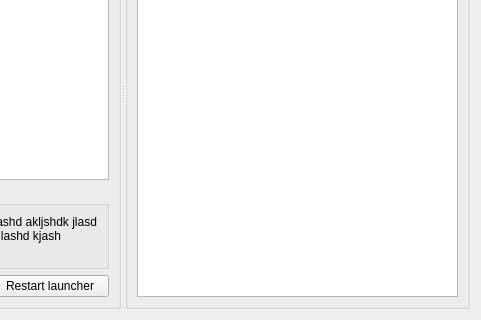
The window that obci_control/gui/obci_launcher.ui (BrainTech/openbci) describes before a commit, drawn with Qt 5; both pictures show x 280 to 761 and y 135 to 455 of the 761 by 455 pixel window.
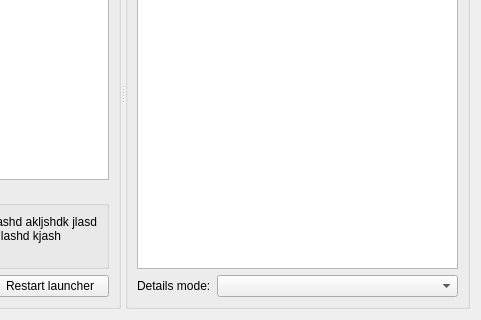
The same window after the commit.

Commit message: Launcher GUI - basic and advanced parameters display mode

What changed in the file:
```diff
--- a/obci_control/gui/obci_launcher.ui
+++ b/obci_control/gui/obci_launcher.ui
@@ -105,6 +105,27 @@
          </column>
         </widget>
        </item>
+       <item row="1" column="0">
+        <layout class="QHBoxLayout" name="horizontalLayout_4">
+         <item>
+          <widget class="QLabel" name="details_label">
+           <property name="text">
+            <string>Details mode:</string>
+           </property>
+          </widget>
+         </item>
+         <item>
+          <widget class="QComboBox" name="details_mode">
+           <property name="sizePolicy">
+            <sizepolicy hsizetype="Expanding" vsizetype="Fixed">
+             <horstretch>0</horstretch>
+             <verstretch>0</verstretch>
+            </sizepolicy>
+           </property>
+          </widget>
+         </item>
+        </layout>
+       </item>
       </layout>
      </widget>
     </widget>
```
The commit also changes 3 other files.
